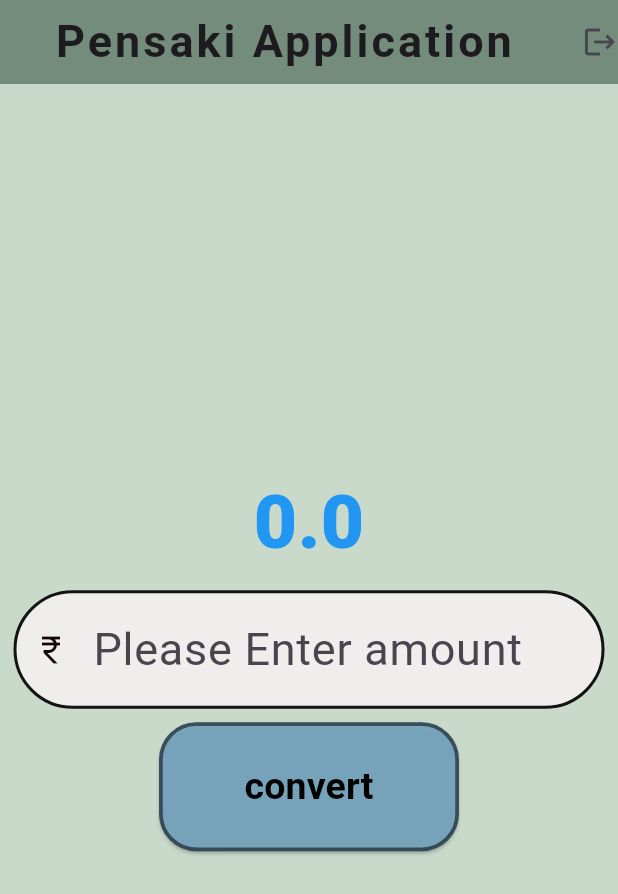
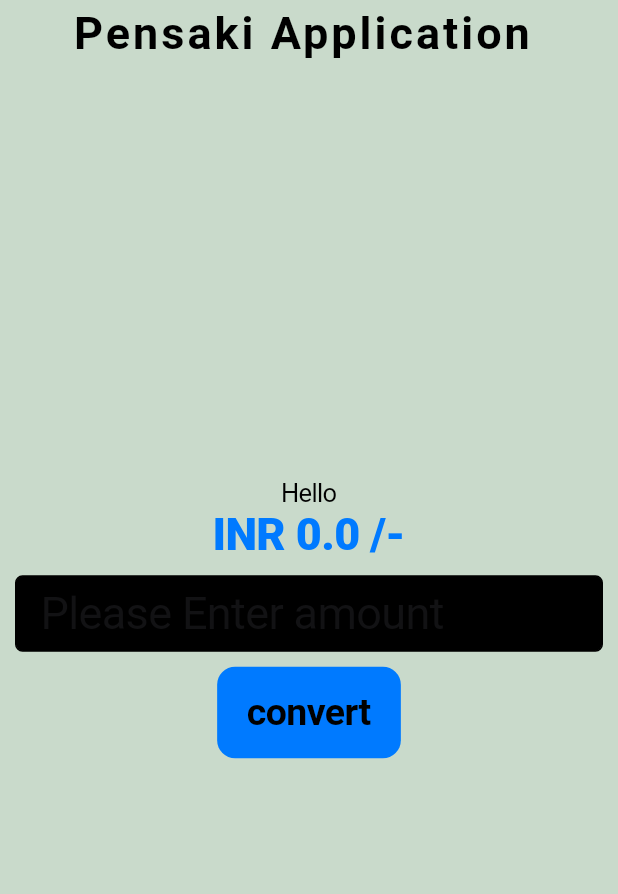
Before and after one commit to Nitish-2000/currency_converter, a Flutter app: the screen it shows after launch, on a phone screen of 412 x 824 dp. Shown: the top 894 px of the screen. Run offline on Flutter 3.47's test engine with Material 3 defaults, Android fonts, the phone set to English and light mode, and no system bars; Roboto replaces fonts that are missing (creditCardExpirationDay).

Commit message:
Code completed

```diff
--- /dev/null
+++ b/lib/currency_converter_cupertino.dart
@@ -0,0 +1,96 @@
+import 'package:flutter/cupertino.dart';
+class CurrencyConverterCupertinoPage extends StatefulWidget {   //stfl is an code snippet
+  const CurrencyConverterCupertinoPage({super.key});
+
+  @override
+  State<CurrencyConverterCupertinoPage> createState() => _MyWidgetState();
+}
+
+class _MyWidgetState extends State<CurrencyConverterCupertinoPage> {
+   double result = 0;
+   final TextEditingController textEdited = TextEditingController();
+  @override
+  Widget build(BuildContext context) {
+    //  debugPrint('Main Widget');
+
+
+    return CupertinoPageScaffold(
+        backgroundColor: const Color.fromARGB(255, 201, 218, 203),
+        navigationBar:const CupertinoNavigationBar(
+          backgroundColor:  Color.fromARGB(173, 77, 110, 81),
+          // elevation: 2,
+          middle: Center(
+            child: Text(
+              "Pensaki Application ",
+              style: TextStyle(
+                  fontSize: 30, fontWeight: FontWeight.w700, letterSpacing: 2),
+            ),
+          ),
+
+        ),
+        child: Center(
+          child: Column(
+
+            mainAxisAlignment: MainAxisAlignment.center,
+            children: [
+              const  Text(
+                'Hello',
+               ),
+               Text(
+                 'INR ${result} /-',
+
+                //convertingfom string to int => int.parse(Stringvalue)
+                // Converting from int to string => intvalue.toString
+
+                style: const TextStyle(
+                    fontSize: 30,
+                    fontFamily: AutofillHints.creditCardExpirationDay,
+                    fontWeight: FontWeight.w900,
+                    color: CupertinoColors.activeBlue),
+
+              ),
+              Container(
+                padding: const EdgeInsets.all(10.0),
+                child:  CupertinoTextField(
+                  placeholder:"Please Enter amount",
+                  prefix:const Text('\$'),
+                  suffix:const Text('/-'),
+                  controller: textEdited,
+                  style:const TextStyle(
+
+                    color: Color.fromARGB(255, 38, 39, 35),
+                    fontSize: 30,
+                  ),
+                  decoration:  BoxDecoration(
+                    color: CupertinoColors.label,
+                    border: Border.all(),
+                    borderRadius: BorderRadius.circular(5)
+                  ),
+                  keyboardType: TextInputType.number,
+                ),
+              ),
+              CupertinoButton(
+
+                onPressed:(){
+                 setState(() {
+                //  debugPrint(textEdited.text.length);
+                   result = double.parse(textEdited.text)*81;
+                 });
+                   }, ///Calling TextFieldController function to update with new value
+                   color: CupertinoColors.activeBlue  ,
+
+
+                child: const Text(
+                  "convert",
+                  style: TextStyle(
+                    color: CupertinoColors.black,
+                    fontWeight: FontWeight.bold,
+                    fontSize: 25,
+                  ),
+                ),
+              ),
+            ],
+          ),
+        ));
+  }
+}
--- a/lib/currency_converter_material_page.dart
+++ b/lib/currency_converter_material_page.dart
@@ -1,41 +1,43 @@
-import 'dart:ui';
+// import 'dart:html';
+// import 'dart:ui';
 
-import 'package:flutter/cupertino.dart';
-import 'package:flutter/foundation.dart';
+// import 'package:flutter/cupertino.dart';
+// import 'package:flutter/foundation.dart';
 import 'package:flutter/material.dart';
-import 'package:flutter/painting.dart';
-import 'package:flutter/rendering.dart';
-import 'package:flutter/widgets.dart';
+// import 'package:flutter/painting.dart';
+// import 'package:flutter/rendering.dart';
+// import 'package:flutter/widgets.dart';
 
 
 ///To create an variable that collects and stores an users value
 ///To create an function that can multiple the value with conversion value and produce an result and displaying in the area
 
-class CurrencyConverterMaterialPageStateful extends StatefulWidget{
-  State createState()=> _CurrencyStatePage();
-}
+class  CurrencyConverterMaterialPageStateful extends StatefulWidget{
+  const   CurrencyConverterMaterialPageStateful({super.key});
 
-class _CurrencyStatePage extends State{
-   @override
-   Widget build(BuildContext context) {
-    return const Scaffold();
-   }
-
-}
-
-  class CurrencyConverterMaterialPage extends StatelessWidget {
-  const CurrencyConverterMaterialPage({super.key});
 
   @override
+  State<CurrencyConverterMaterialPageStateful> createState() =>
+    // debugPrint("create state");
+    _CurrencyStatePage();
+    // return  _CurrencyStatePage();
 
-  Widget build(BuildContext context) {
-          final TextEditingController textEdited = TextEditingController();
-          double result = 0;
+  }
+
+
+class _CurrencyStatePage extends State<CurrencyConverterMaterialPageStateful>{
+  double result = 0;
+   final TextEditingController textEdited = TextEditingController();
+   @override
+    Widget build(BuildContext context) {
+      debugPrint('Main Widget');
+
+
 
     const border = OutlineInputBorder(
         borderSide: BorderSide(
           color: Color.fromARGB(255, 20, 19, 19),
-          width: 2,
+          width: 2.0,
           style: BorderStyle.solid,
           strokeAlign: BorderSide.strokeAlignCenter,
         ),
@@ -52,22 +54,35 @@ class _CurrencyStatePage extends State{
                   fontSize: 30, fontWeight: FontWeight.w700, letterSpacing: 2),
             ),
           ),
-          actions:const  [
-              Icon(Icons.logout)
+          actions:  [
+              IconButton (
+                onPressed: (){
+                       debugPrint('hi');
+                       setState(() {
+                         result==0;
+                       });
+              },
+               icon: const  Icon(Icons.clear))
+
+
           ],
         ),
         body: Center(
           child: Column(
+
             mainAxisAlignment: MainAxisAlignment.center,
             children: [
+              const  Text(
+                'Hello',
+               ),
                Text(
-                 result.toString(),
+                 'INR ${result} /-',
 
                 //convertingfom string to int => int.parse(Stringvalue)
                 // Converting from int to string => intvalue.toString
 
                 style: const TextStyle(
-                    fontSize: 50,
+                    fontSize: 30,
                     fontFamily: AutofillHints.creditCardExpirationDay,
                     fontWeight: FontWeight.w900,
                     color: Colors.blue),
@@ -86,7 +101,9 @@ class _CurrencyStatePage extends State{
                     filled: true,
                     fillColor: Color.fromARGB(255, 240, 237, 237),
                     hintText: "Please Enter amount",
-                    prefixIcon: Icon(Icons.currency_rupee),
+                    contentPadding: EdgeInsetsDirectional.all(30),
+                    prefixText: '\$',
+                    suffixText: '/-',
                     prefixIconColor: Color.fromARGB(255, 19, 5, 4),
                     focusedBorder: border, // We called an variable
                     enabledBorder: border,
@@ -95,8 +112,13 @@ class _CurrencyStatePage extends State{
                 ),
               ),
               ElevatedButton( //
-                onPressed:()=>{
-                   result = double.parse(textEdited.text)*81}, ///Calling TextFieldController function to update with new value
+                onPressed:(){
+
+                 setState(() {
+                //  debugPrint(textEdited.text.length);
+                   result = double.parse(textEdited.text)*81;
+                 });
+                   }, ///Calling TextFieldController function to update with new value
 
                 style: TextButton.styleFrom(
                   padding: const EdgeInsetsDirectional.all(25),
--- a/lib/main.dart
+++ b/lib/main.dart
@@ -1,9 +1,11 @@
+import 'package:currency_converter/currency_converter_cupertino.dart';
+import 'package:flutter/cupertino.dart';
 import 'package:flutter/material.dart';
 
 import 'currency_converter_material_page.dart';
 
 void main() {
-  runApp(const MyApp());
+  runApp(const MyCupertinoApp());
 }
 
 //Types of widgets:
@@ -19,7 +21,17 @@ class MyApp extends StatelessWidget {
     //We can return two types of app
     //1. MaterialApp
     //2. cupertinoApp
-    return const MaterialApp(
-        home: CurrencyConverterMaterialPage(),);
+    return const  MaterialApp(
+        home:  CurrencyConverterMaterialPageStateful(),);
   }
 }
+
+class MyCupertinoApp extends StatelessWidget {
+  const MyCupertinoApp({super.key});
+
+  @override
+  Widget build(BuildContext context) {
+    return const CupertinoApp(
+        home:  CurrencyConverterCupertinoPage(),);
+  }
+}
```
